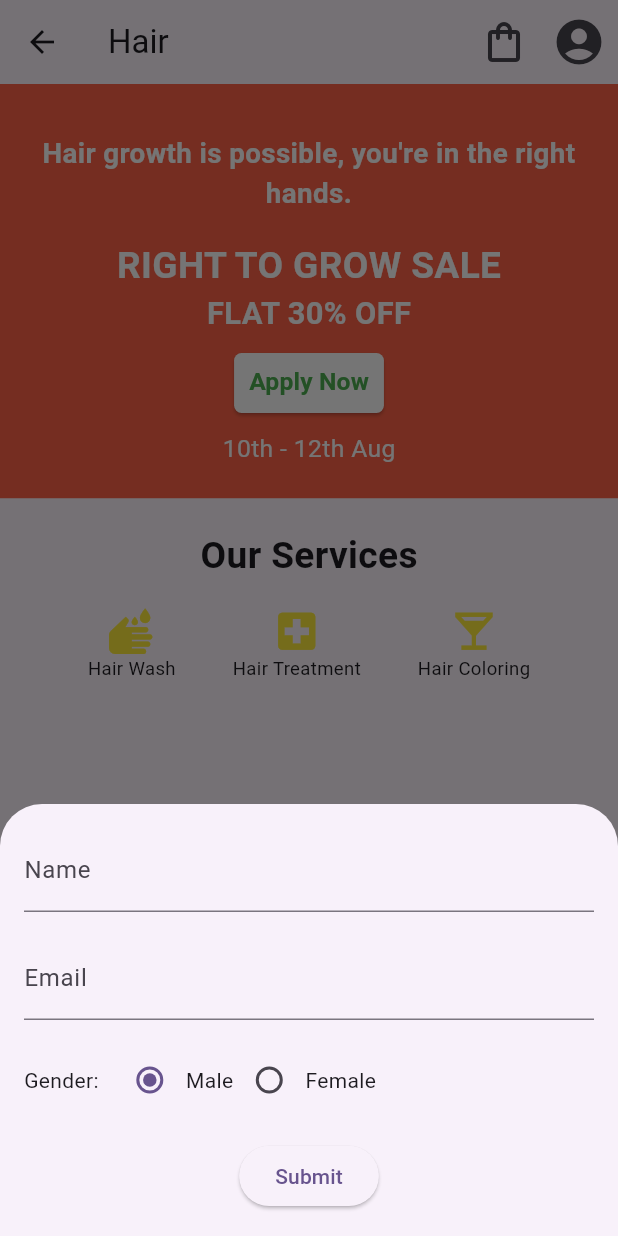
After one commit to vinay-04/dermat, a Flutter app: the BottomNavbar screen opened by its route, after a tap on "Apply Now", on a phone screen of 412 x 824 dp. The commit adds this screen. Run offline on Flutter 3.47's test engine with Material 3 defaults, Android fonts, the phone set to English and light mode, and no system bars; our stand-ins replace flutter_riverpod, flutter_svg, shared_preferences; accounts and stored records are empty.

Commit message:
feat(ui): update bottomTabbar, add simple modal to `skincare` page

```diff
--- a/lib/bottom_navbar.dart
+++ b/lib/bottom_navbar.dart
@@ -1,7 +1,10 @@
 import 'package:dermat/screens/account_screen.dart';
+import 'package:dermat/screens/antiaging_screen.dart';
+import 'package:dermat/screens/hair_screen.dart';
 import 'package:dermat/screens/home_screeen.dart';
 import 'package:dermat/screens/kit.dart';
 import 'package:dermat/screens/products.dart';
+import 'package:dermat/screens/skincare_screen.dart';
 import 'package:flutter/material.dart';
 import 'package:flutter_riverpod/flutter_riverpod.dart';
 
@@ -16,10 +19,10 @@ enum PageType {
 
 class BottomNavbar extends ConsumerWidget {
   final List<Widget> pages = [
-    Home(),
-    Products(),
-    Kit(),
-    Account(),
+    HairScreen(),
+    SkincareScreen(),
+    AntiagingScreen(),
+    // Account(),
   ];
 
   BottomNavbar({Key? key}) : super(key: key);
@@ -30,20 +33,20 @@ class BottomNavbar extends ConsumerWidget {
     final tabitems = [
       const BottomNavigationBarItem(
         icon: Icon(Icons.home),
-        label: 'Home',
+        label: 'HairScreen',
       ),
       const BottomNavigationBarItem(
-        icon: Icon(Icons.add_box_outlined),
-        label: 'Products',
+        icon: Icon(Icons.boy_rounded),
+        label: 'SkinCare',
       ),
       const BottomNavigationBarItem(
-        icon: Icon(Icons.backpack),
-        label: 'Kit',
+        icon: Icon(Icons.elderly),
+        label: 'Antiaging',
       ),
-      const BottomNavigationBarItem(
-        icon: Icon(Icons.account_circle),
-        label: 'Account',
-      ),
+      // const BottomNavigationBarItem(
+      //   icon: Icon(Icons.account_circle),
+      //   label: 'Account',
+      // ),
     ];
     return Scaffold(
       body: pages[index.index],
--- /dev/null
+++ b/lib/components/hair/HairForm.dart
@@ -0,0 +1,111 @@
+import 'package:flutter/material.dart';
+
+class Hairform extends StatefulWidget {
+  @override
+  _HairformState createState() => _HairformState();
+}
+
+class _HairformState extends State<Hairform> {
+  String name = '';
+  String email = '';
+  String gender = 'Male';
+
+  @override
+  Widget build(BuildContext context) {
+    return Scaffold(
+      appBar: AppBar(
+        title: Text('Apply Now'),
+      ),
+      body: Center(
+        child: ElevatedButton(
+          style: ElevatedButton.styleFrom(
+            foregroundColor: Colors.green,
+            backgroundColor: Colors.white,
+            padding: EdgeInsets.symmetric(horizontal: 10, vertical: 5),
+            shape: RoundedRectangleBorder(
+              borderRadius: BorderRadius.circular(5),
+            ),
+          ),
+          onPressed: () {
+            showModalBottomSheet(
+              context: context,
+              builder: (context) => Padding(
+                padding: const EdgeInsets.all(16.0),
+                child: Column(
+                  mainAxisSize: MainAxisSize.min,
+                  children: [
+                    // TextField for Name
+                    TextField(
+                      onChanged: (value) => setState(() {
+                        name = value;
+                      }),
+                      decoration: InputDecoration(labelText: 'Name'),
+                    ),
+                    SizedBox(height: 16),
+
+                    // TextField for Email
+                    TextField(
+                      onChanged: (value) => setState(() {
+                        email = value;
+                      }),
+                      decoration: InputDecoration(labelText: 'Email'),
+                    ),
+                    SizedBox(height: 16),
+
+                    // RadioButtons for Gender
+                    Row(
+                      children: [
+                        Text('Gender:'),
+                        SizedBox(width: 10),
+                        Radio<String>(
+                          value: 'Male',
+                          groupValue: gender,
+                          onChanged: (value) => setState(() {
+                            gender = value!;
+                          }),
+                        ),
+                        Text('Male'),
+                        Radio<String>(
+                          value: 'Female',
+                          groupValue: gender,
+                          onChanged: (value) => setState(() {
+                            gender = value!;
+                          }),
+                        ),
+                        Text('Female'),
+                      ],
+                    ),
+                    SizedBox(height: 16),
+
+                    // Submit button
+                    ElevatedButton(
+                      onPressed: () {
+                        // Process the form data here
+                        ScaffoldMessenger.of(context).showSnackBar(
+                          SnackBar(
+                            content: Text(
+                              'Submitted: $name, $email, $gender',
+                            ),
+                          ),
+                        );
+                      },
+                      child: Text('Submit'),
+                    ),
+                  ],
+                ),
+              ),
+            );
+          },
+          child: Text(
+            "Apply Now",
+            style: TextStyle(
+              color: Colors.green,
+              fontSize: 18,
+              fontWeight: FontWeight.bold,
+            ),
+          ),
+        ),
+      ),
+    );
+  }
+}
--- /dev/null
+++ b/lib/components/hair/hair_services.dart
@@ -0,0 +1,45 @@
+import 'package:flutter/material.dart';
+
+class HairServices extends StatelessWidget {
+  const HairServices({super.key, required this.size, required this.padding});
+
+  final Size size;
+  final double padding;
+
+  @override
+  Widget build(BuildContext context) {
+    return Padding(
+      padding: EdgeInsets.all(padding),
+      child: Column(
+        children: [
+          Text(
+            "Our Services",
+            style: TextStyle(
+              fontSize: size.width * 0.06,
+              fontWeight: FontWeight.bold,
+            ),
+          ),
+          SizedBox(height: size.height * 0.02),
+          Row(
+            mainAxisAlignment: MainAxisAlignment.spaceEvenly,
+            children: [
+              _buildIconColumn(context, Icons.wash, "Hair Wash"),
+              _buildIconColumn(context, Icons.local_hospital, "Hair Treatment"),
+              _buildIconColumn(context, Icons.local_bar, "Hair Coloring"),
+            ],
+          ),
+        ],
+      ),
+    );
+  }
+
+  Widget _buildIconColumn(BuildContext context, IconData icon, String label) {
+    final Size size = MediaQuery.of(context).size;
+    return Column(
+      children: [
+        Icon(icon, color: Colors.yellow, size: size.width * 0.08),
+        Text(label, style: TextStyle(fontSize: size.width * 0.03)),
+      ],
+    );
+  }
+}
--- a/lib/main.dart
+++ b/lib/main.dart
@@ -25,7 +25,7 @@ class MyApp extends ConsumerWidget {
 
     return MaterialApp(
       debugShowCheckedModeBanner: false,
-      title: 'Flutter Demo',
+      title: 'Dermat',
       theme: ThemeData(
         colorScheme: ColorScheme.fromSeed(seedColor: Colors.deepPurple),
         useMaterial3: true,
--- /dev/null
+++ b/lib/screens/hair_screen.dart
@@ -0,0 +1,204 @@
+import 'package:dermat/components/hair/HairForm.dart';
+import 'package:dermat/components/hair/hair_services.dart';
+import 'package:flutter/material.dart';
+
+class HairScreen extends StatefulWidget {
+  HairScreen({super.key});
+
+  @override
+  State<HairScreen> createState() => _HairScreenState();
+}
+
+class _HairScreenState extends State<HairScreen> {
+  @override
+  Widget build(BuildContext context) {
+    final Size size = MediaQuery.of(context).size;
+    final double padding = size.width * 0.05;
+    String name = '';
+    String email = '';
+    String gender = 'Male';
+
+    return Scaffold(
+      appBar: AppBar(
+        title: const Text("Hair"),
+        actions: [
+          IconButton(
+            onPressed: () {},
+            icon: const Icon(
+              Icons.shopping_bag_outlined,
+              size: 32,
+            ),
+          ),
+          IconButton(
+            icon: const Icon(
+              Icons.account_circle,
+              size: 36,
+            ),
+            onPressed: () {
+              Navigator.pushNamed(context, '/account');
+            },
+          ),
+        ],
+      ),
+      body: SingleChildScrollView(
+        child: Column(
+          crossAxisAlignment: CrossAxisAlignment.stretch,
+          mainAxisAlignment: MainAxisAlignment.center,
+          children: [
+            Column(
+              crossAxisAlignment: CrossAxisAlignment.center,
+              children: [
+                Container(
+                  padding: EdgeInsets.all(padding),
+                  color: const Color(0xFFFF6347),
+                  child: Padding(
+                    padding: const EdgeInsets.only(top: 12.0),
+                    child: Column(
+                      children: [
+                        Text(
+                          "Hair growth is possible, you're in the right hands.",
+                          style: TextStyle(
+                            color: Colors.white,
+                            fontSize: size.width * 0.045,
+                            fontWeight: FontWeight.bold,
+                          ),
+                          textAlign: TextAlign.center,
+                        ),
+                        SizedBox(height: size.height * 0.02),
+                        Text(
+                          "RIGHT TO GROW SALE",
+                          style: TextStyle(
+                            color: Colors.white,
+                            fontSize: size.width * 0.06,
+                            fontWeight: FontWeight.bold,
+                          ),
+                        ),
+                        Text(
+                          "FLAT 30% OFF",
+                          style: TextStyle(
+                            color: Colors.white,
+                            fontSize: size.width * 0.05,
+                            fontWeight: FontWeight.bold,
+                          ),
+                        ),
+                        SizedBox(height: size.height * 0.01),
+                        ElevatedButton(
+                          style: ElevatedButton.styleFrom(
+                            foregroundColor: Colors.green,
+                            backgroundColor: Colors.white,
+                            padding: EdgeInsets.symmetric(
+                                horizontal: 10, vertical: 5),
+                            shape: RoundedRectangleBorder(
+                              borderRadius: BorderRadius.circular(5),
+                            ),
+                          ),
+                          onPressed: () {
+                            showModalBottomSheet(
+                              context: context,
+                              builder: (context) => Padding(
+                                padding: const EdgeInsets.all(16.0),
+                                child: Column(
+                                  mainAxisSize: MainAxisSize.min,
+                                  children: [
+                                    // TextField for Name
+                                    TextField(
+                                      onChanged: (value) => setState(() {
+                                        name = value;
+                                      }),
+                                      decoration:
+                                          InputDecoration(labelText: 'Name'),
+                                    ),
+                                    SizedBox(height: 16),
+
+                                    // TextField for Email
+                                    TextField(
+                                      onChanged: (value) => setState(() {
+                                        email = value;
+                                      }),
+                                      decoration:
+                                          InputDecoration(labelText: 'Email'),
+                                    ),
+                                    SizedBox(height: 16),
+
+                                    // RadioButtons for Gender
+                                    StatefulBuilder(
+                                      builder: (BuildContext context,
+                                          StateSetter setState) {
+                                        return Row(
+                                          children: [
+                                            Text('Gender:'),
+                                            SizedBox(width: 10),
+                                            Radio<String>(
+                                              value: 'Male',
+                                              groupValue: gender,
+                                              onChanged: (value) =>
+                                                  setState(() {
+                                                gender = value!;
+                                              }),
+                                            ),
+                                            Text('Male'),
+                                            Radio<String>(
+                                              value: 'Female',
+                                              groupValue: gender,
+                                              onChanged: (value) =>
+                                                  setState(() {
+                                                gender = value!;
+                                              }),
+                                            ),
+                                            Text('Female'),
+                                          ],
+                                        );
+                                      },
+                                    ),
+                                    SizedBox(height: 16),
+
+                                    // Submit button
+                                    ElevatedButton(
+                                      onPressed: () {
+                                        // Process the form data here
+                                        ScaffoldMessenger.of(context)
+                                            .showSnackBar(
+                                          SnackBar(
+                                            content: Text(
+                                              'Submitted: $name, $email, $gender',
+                                            ),
+                                          ),
+                                        );
+                                      },
+                                      child: Text('Submit'),
+                                    ),
+                                  ],
+                                ),
+                              ),
+                            );
+                          },
+                          child: Text(
+                            "Apply Now",
+                            style: TextStyle(
+                              color: Colors.green,
+                              fontSize: size.width * 0.04,
+                              fontWeight: FontWeight.bold,
+                            ),
+                          ),
+                        ),
+                        SizedBox(height: size.height * 0.01),
+                        Text(
+                          "10th - 12th Aug",
+                          style: TextStyle(
+                            color: Colors.white,
+                            fontSize: size.width * 0.04,
+                          ),
+                        ),
+                      ],
+                    ),
+                  ),
+                )
+              ],
+            ),
+            HairServices(size: size, padding: padding),
+          ],
+        ),
+      ),
+    );
+  }
+}
```
Also changed, not shown: lib/screens/antiaging_screen.dart (added, +34 -0 lines), lib/screens/login.dart (+49 -49 lines), lib/screens/skincare_screen.dart (added, +33 -0 lines).
